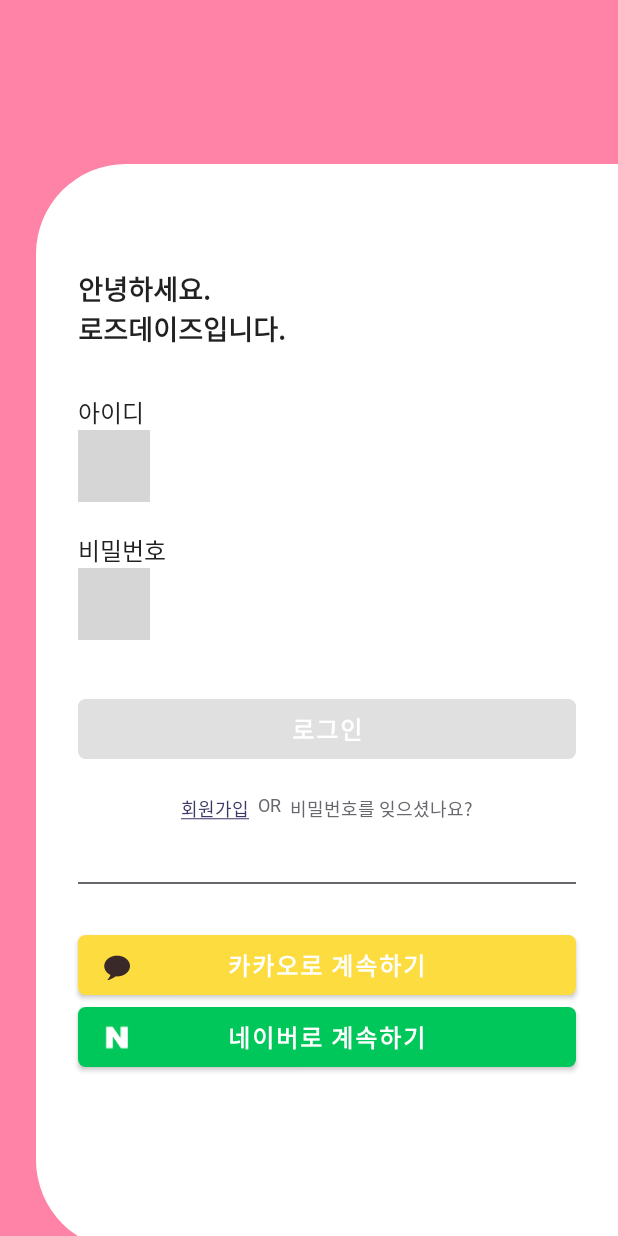
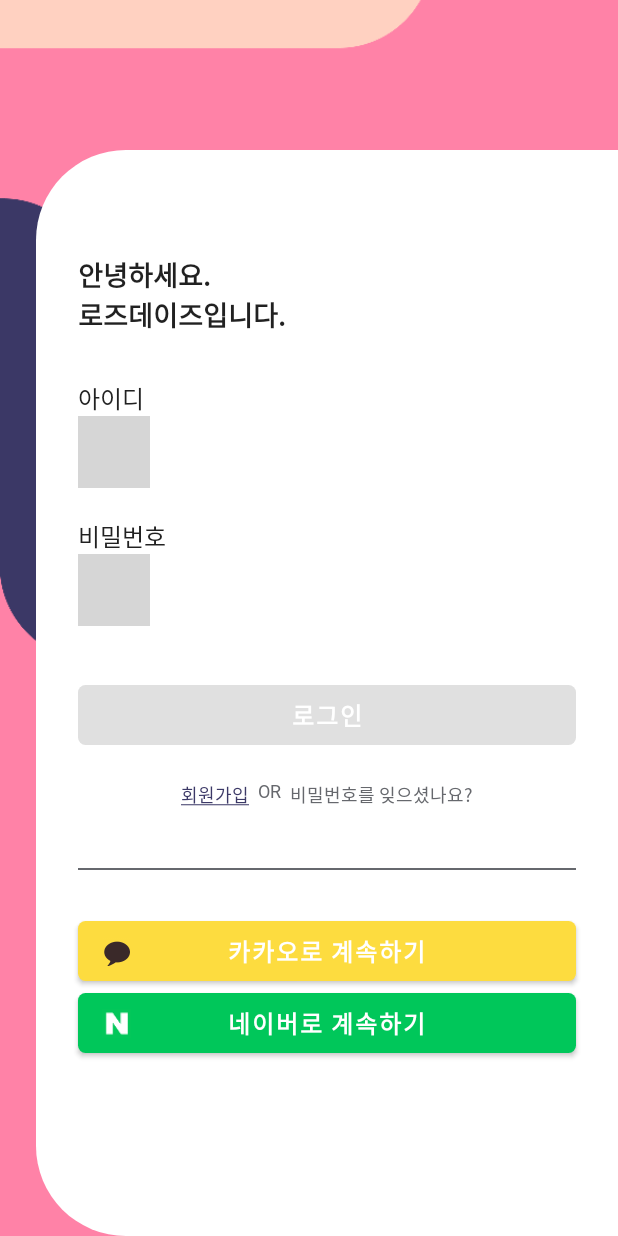
Before and after one commit to Break-The-Cycle/break-the-cycle_android, an Android app built with Jetpack Compose: the screen it shows after launch (MainActivity), on a phone screen of 412 x 824 dp. Run offline under Robolectric (Android 15) with nearby library versions, the phone set to English and light mode, and no system bars; our stand-ins replace Dagger/Hilt's generated code, accompanist; 1 statement that could not run was skipped; grey boxes are pictures that could not be loaded.

Commit message:
design : 스플래쉬, 로그인 디자인 변경 ⚜️

```diff
--- a/app/src/main/java/kau/brave/breakthecycle/ui/auth/login/LoginIdPasswdScreen.kt
+++ b/app/src/main/java/kau/brave/breakthecycle/ui/auth/login/LoginIdPasswdScreen.kt
@@ -3,11 +3,15 @@
 import androidx.compose.foundation.*
 import androidx.compose.foundation.layout.*
 import androidx.compose.foundation.shape.RoundedCornerShape
+import androidx.compose.material.Surface
 import androidx.compose.material.Text
 import androidx.compose.runtime.*
 import androidx.compose.ui.Alignment
 import androidx.compose.ui.Modifier
 import androidx.compose.ui.draw.clip
+import androidx.compose.ui.draw.shadow
+import androidx.compose.ui.layout.ContentScale
+import androidx.compose.ui.res.painterResource
 import androidx.compose.ui.text.style.TextDecoration
 import androidx.compose.ui.tooling.preview.Preview
 import androidx.compose.ui.unit.dp
@@ -21,6 +25,7 @@
 import kau.brave.breakthecycle.ui.component.HeightSpacer
 import kau.brave.breakthecycle.ui.splash.SocialLoginBtn
 import kau.brave.breakthecycle.ui.theme.*
+import kau.brave.breakthecycle.utils.Constants.SIGNIN_GRAPH
 import kau.brave.breakthecycle.utils.Constants.SIGNIN_ID_PASSWD_ROUTE
 import kau.brave.breakthecycle.utils.Constants.SIGNIN_PHONE_VERIFY_ROUTE
 
@@ -31,15 +36,21 @@
 
     val viewModel: LoginViewModel = hiltViewModel()
 
+    Box {
+        Image(
+            painter = painterResource(id = R.mipmap.img_login_background),
+            contentDescription = "IMG_LOGIN_BACKGROUND",
+            modifier = Modifier
+                .fillMaxSize(),
+            contentScale = ContentScale.Crop
+        )
         Box(
             modifier = Modifier
                 .fillMaxSize()
-            .background(Main)
                 .padding(start = 24.dp, top = 100.dp)
         ) {
             Column(
                 modifier = Modifier
-                .offset(y = 9.dp)
                     .fillMaxSize()
                     .clip(RoundedCornerShape(60.dp, 0.dp, 0.dp, 60.dp))
                     .background(White)
@@ -64,7 +75,7 @@
                         fontSize = 12.sp,
                         color = Sub2,
                         modifier = Modifier.clickable {
-                        appstate.navigate(SIGNIN_PHONE_VERIFY_ROUTE)
+                            appstate.navigate(SIGNIN_GRAPH)
                         },
                         textDecoration = TextDecoration.Underline
                     )
@@ -91,3 +102,4 @@
             }
         }
     }
+}
--- a/app/src/main/java/kau/brave/breakthecycle/ui/splash/SplashScreen.kt
+++ b/app/src/main/java/kau/brave/breakthecycle/ui/splash/SplashScreen.kt
@@ -1,16 +1,19 @@
 package kau.brave.breakthecycle.ui.splash
 
+import androidx.compose.foundation.Image
 import androidx.compose.foundation.background
-import androidx.compose.foundation.layout.Arrangement
-import androidx.compose.foundation.layout.Column
-import androidx.compose.foundation.layout.fillMaxSize
+import androidx.compose.foundation.layout.*
 import androidx.compose.material.Text
 import androidx.compose.runtime.Composable
 import androidx.compose.runtime.LaunchedEffect
 import androidx.compose.ui.Alignment
 import androidx.compose.ui.Modifier
+import androidx.compose.ui.graphics.Color
+import androidx.compose.ui.res.painterResource
 import androidx.compose.ui.text.font.FontWeight
+import androidx.compose.ui.unit.dp
 import androidx.compose.ui.unit.sp
+import kau.brave.breakthecycle.R
 import kau.brave.breakthecycle.domain.model.ApplicationState
 import kau.brave.breakthecycle.ui.theme.Main
 import kau.brave.breakthecycle.ui.theme.White
@@ -33,10 +36,20 @@
     Column(
         modifier = Modifier
             .fillMaxSize()
-            .background(Main),
+            .background(White),
         horizontalAlignment = Alignment.CenterHorizontally,
         verticalArrangement = Arrangement.Center
     ) {
-        Text(text = "ROSE DAYS", color = White, fontSize = 30.sp, fontWeight = FontWeight.Bold)
+        Image(
+            painter = painterResource(id = R.drawable.img_logo),
+            contentDescription = "IMG_LOGO",
+            modifier = Modifier.size(134.dp)
+        )
+        Text(
+            text = "ROSE DAYS",
+            fontSize = 39.sp,
+            fontWeight = FontWeight.Bold,
+            color = Color.Black, modifier = Modifier.padding(top = 10.dp)
+        )
     }
 }
```
Lines whose indentation alone changed are shown as unchanged.
